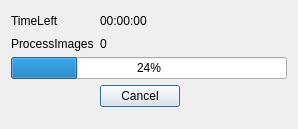
Above: avidemux/qt4/ADM_userInterfaces/ADM_dialog/processing.ui from mean00/avidemux2 before the change. Below: the same form after it.
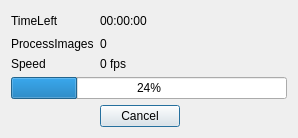
That is the form after the change.

Commit message: [indexer] Start using processing instead of working for gui

```diff
--- a/avidemux/qt4/ADM_userInterfaces/ADM_dialog/processing.ui
+++ b/avidemux/qt4/ADM_userInterfaces/ADM_dialog/processing.ui
@@ -14,6 +14,26 @@
    <string>Dialog</string>
   </property>
   <layout class="QGridLayout" name="gridLayout">
+   <item row="5" column="1" colspan="2">
+    <spacer name="verticalSpacer">
+     <property name="orientation">
+      <enum>Qt::Vertical</enum>
+     </property>
+     <property name="sizeHint" stdset="0">
+      <size>
+       <width>20</width>
+       <height>40</height>
+      </size>
+     </property>
+    </spacer>
+   </item>
+   <item row="4" column="1">
+    <widget class="QPushButton" name="cancelButton">
+     <property name="text">
+      <string>Cancel</string>
+     </property>
+    </widget>
+   </item>
    <item row="0" column="0">
     <widget class="QLabel" name="label">
      <property name="text">
@@ -28,6 +48,13 @@
      </property>
     </widget>
    </item>
+   <item row="1" column="0">
+    <widget class="QLabel" name="labelImages_xx">
+     <property name="text">
+      <string>ProcessImages</string>
+     </property>
+    </widget>
+   </item>
    <item row="0" column="2">
     <spacer name="horizontalSpacer">
      <property name="orientation">
@@ -41,46 +68,33 @@
      </property>
     </spacer>
    </item>
-   <item row="1" column="0">
-    <widget class="QLabel" name="labelImages_xx">
-     <property name="text">
-      <string>ProcessImages</string>
-     </property>
-    </widget>
-   </item>
-   <item row="1" column="1">
-    <widget class="QLabel" name="labelImages">
-     <property name="text">
-      <string>0</string>
-     </property>
-    </widget>
-   </item>
-   <item row="2" column="0" colspan="3">
+   <item row="3" column="0" colspan="3">
     <widget class="QProgressBar" name="progressBar">
      <property name="value">
       <number>24</number>
      </property>
     </widget>
    </item>
-   <item row="3" column="1">
-    <widget class="QPushButton" name="cancelButton">
+   <item row="1" column="1">
+    <widget class="QLabel" name="labelImages">
      <property name="text">
-      <string>Cancel</string>
+      <string>0</string>
      </property>
     </widget>
    </item>
-   <item row="4" column="1" colspan="2">
-    <spacer name="verticalSpacer">
-     <property name="orientation">
-      <enum>Qt::Vertical</enum>
+   <item row="2" column="0">
+    <widget class="QLabel" name="label_2">
+     <property name="text">
+      <string>Speed</string>
      </property>
-     <property name="sizeHint" stdset="0">
-      <size>
-       <width>20</width>
-       <height>40</height>
-      </size>
+    </widget>
+   </item>
+   <item row="2" column="1">
+    <widget class="QLabel" name="labelSpeed">
+     <property name="text">
+      <string>0 fps</string>
      </property>
-    </spacer>
+    </widget>
    </item>
   </layout>
  </widget>
```
The commit also changes 7 other files.
